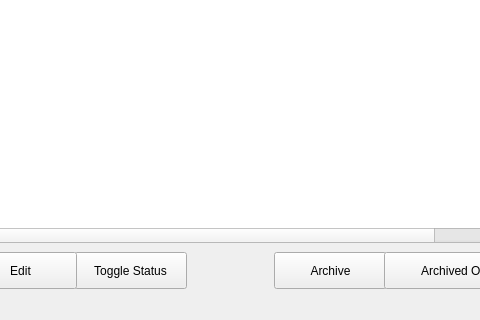
Qt form main_window.ui (HadyTagg/order-tracker) before a commit; both pictures show x 156 to 636 and y 448 to 768 of the 1104 by 768 pixel window.
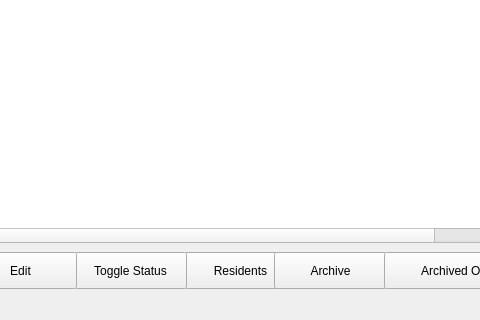
The same form after that commit.

Commit message: Add / remove residents gui elements added

Diff of the .ui file:
```diff
--- a/main_window.ui
+++ b/main_window.ui
@@ -114,6 +114,19 @@
      <string>Add</string>
     </property>
    </widget>
+   <widget class="QPushButton" name="manage_residents_button">
+    <property name="geometry">
+     <rect>
+      <x>340</x>
+      <y>700</y>
+      <width>113</width>
+      <height>37</height>
+     </rect>
+    </property>
+    <property name="text">
+     <string>Residents</string>
+    </property>
+   </widget>
    <widget class="QPushButton" name="archive_order_button">
     <property name="geometry">
      <rect>
```
Left out of the diff: 2 changed lines with no effect on the pictures. The commit also changes 2 other files.
